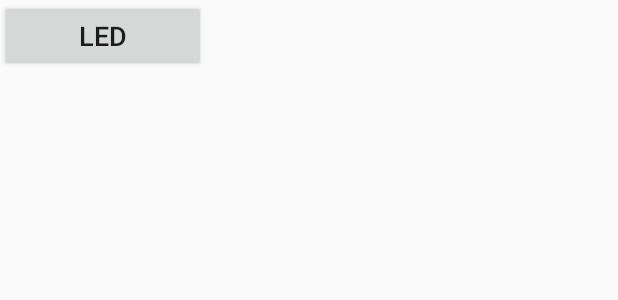
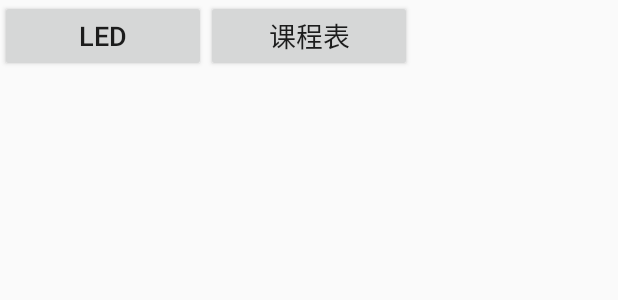
Before and after one commit to Omooo/Tools, an Android app: the layout toolscb.xml on its own in the app's theme, with its tools: preview values and no code run, on a phone screen of 412 x 824 dp. Shown: the top 300 px of the screen. Run offline under Robolectric (Android 15) with nearby library versions, the phone set to English and light mode, and no system bars.

Commit message:
修复每日一文

```diff
--- a/app/src/main/java/com/example/ssc/tools/ArticleOneGet.java
+++ b/app/src/main/java/com/example/ssc/tools/ArticleOneGet.java
@@ -50,7 +50,10 @@ public class ArticleOneGet extends Activity {
 
         public void AccessNetwork() {
             OkHttpClient client = new OkHttpClient();
-            Request request = new Request.Builder().url(url).build();
+            Request request = new Request.Builder()
+                    .url(url)
+                    .addHeader("User-Agent","Mozilla/5.0 (Windows NT 10.0; WOW64) AppleWebKit/537.36 (KHTML, like Gecko) Chrome/55.0.2883.87 Safari/537.36")
+                    .build();
             Call call = client.newCall(request);
             call.enqueue(new Callback() {
                 @Override
--- a/app/src/main/res/layout/toolscb.xml
+++ b/app/src/main/res/layout/toolscb.xml
@@ -11,7 +11,17 @@
         <Button
             android:id="@+id/button_led"
             android:text="LED"
-            android:onClick="tools_Led"
+            android:textSize="18sp"
+            android:layout_width="match_parent"
+            android:layout_height="wrap_content"/>
+    </LinearLayout>
+    <LinearLayout
+        android:layout_weight="1"
+        android:layout_width="match_parent"
+        android:layout_height="match_parent">
+        <Button
+            android:id="@+id/button_classTable"
+            android:text="课程表"
             android:textSize="18sp"
             android:layout_width="match_parent"
             android:layout_height="wrap_content"/>
@@ -22,10 +32,4 @@
         android:layout_height="match_parent">
 
     </LinearLayout>
-    <LinearLayout
-        android:layout_weight="1"
-        android:layout_width="match_parent"
-        android:layout_height="match_parent">
-
-    </LinearLayout>
 </LinearLayout>
```
Also changed, not shown: app/src/main/java/com/example/ssc/tools/ToolsCollectionButton.java (+21 -14 lines).
